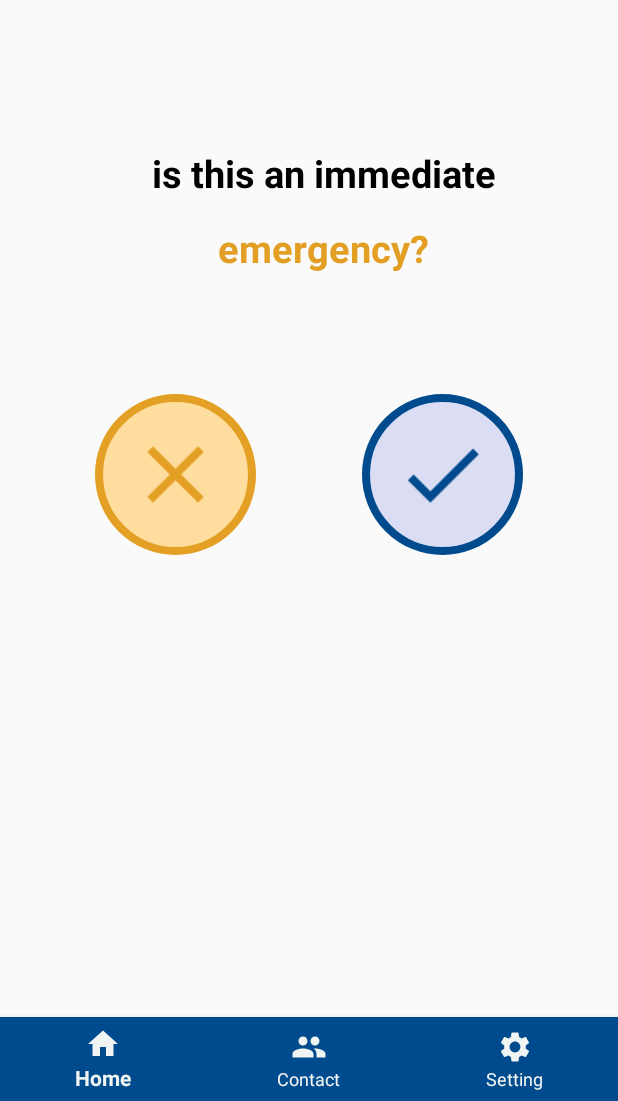
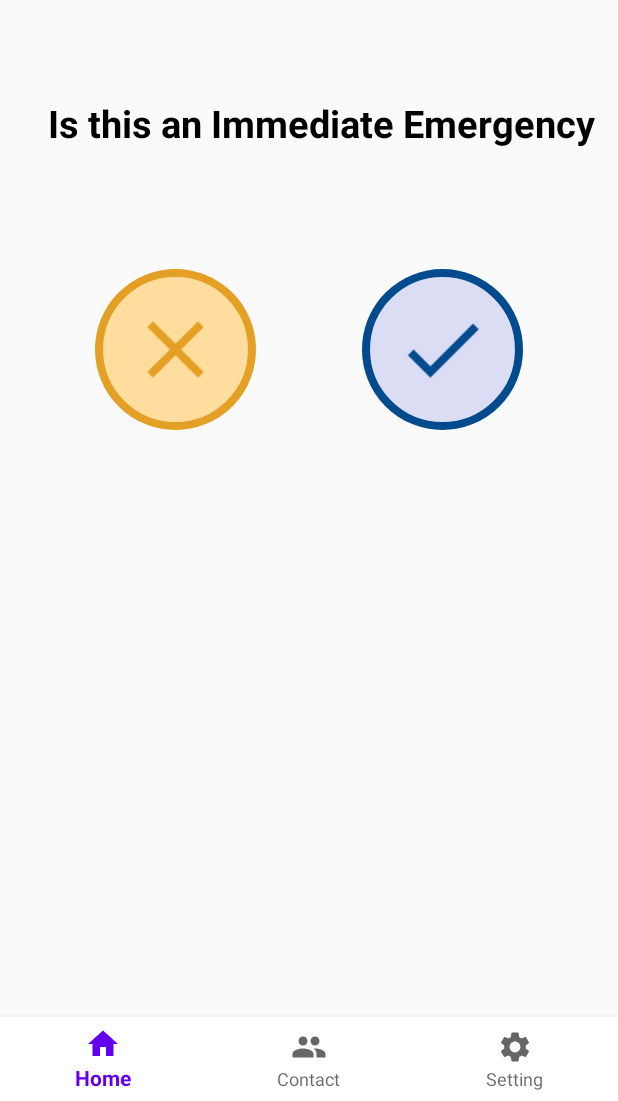
Before and after one commit to Bald-M/AWAI, an Android app: the ConfirmationFragment screen opened through its navigation route, on a phone screen of 412 x 824 dp, the part 135-1236 px from its top. Run offline under Robolectric (Android 15) with nearby library versions, the phone set to English and light mode, and no system bars.

Commit message:
Colour changes

```diff
--- a/app/src/main/java/com/example/awai/MainActivity.kt
+++ b/app/src/main/java/com/example/awai/MainActivity.kt
@@ -38,7 +38,9 @@ class MainActivity : AppCompatActivity() {
 
                 else -> false
 
+
             }
         }
+
     }
 }
--- a/app/src/main/res/layout/activity_main.xml
+++ b/app/src/main/res/layout/activity_main.xml
@@ -5,8 +5,7 @@
         android:layout_width="match_parent"
         android:layout_height="match_parent"
         android:orientation="vertical"
-        tools:context=".MainActivity"
-        >
+        tools:context=".MainActivity">
 
     <!-- Top Logo -->
     <LinearLayout
@@ -75,10 +74,8 @@
             android:layout_width="match_parent"
             android:layout_height="wrap_content"
             android:layout_gravity="start"
-            android:background="@color/blue"
-            app:menu="@menu/bottom_nav_menu"
-            app:itemTextColor="@color/background"
-            app:itemIconTint="@color/background" />
+            android:background="@color/white"
+            app:menu="@menu/bottom_nav_menu" />
 
 
 </LinearLayout>
--- a/app/src/main/res/layout/fragment_confirmation.xml
+++ b/app/src/main/res/layout/fragment_confirmation.xml
@@ -10,32 +10,16 @@
             android:id="@+id/textView"
             android:layout_width="wrap_content"
             android:layout_height="wrap_content"
-            android:text="is this an immediate"
+            android:text="Is this an Immediate Emergency"
             android:textColor="@color/black"
-            android:textSize="25sp"
-            android:textStyle="bold"
-            app:layout_constraintEnd_toEndOf="parent"
-            app:layout_constraintHorizontal_bias="0.554"
-            app:layout_constraintStart_toStartOf="parent"
-            app:layout_constraintTop_toTopOf="parent"
-            app:layout_constraintVertical_bias="0.57"
-            app:layout_constraintBottom_toBottomOf="@+id/textView"
-            android:layout_marginTop="32dp" />
-
-    <TextView
-            android:id="@+id/textView"
-            android:layout_width="wrap_content"
-            android:layout_height="wrap_content"
-            android:text="emergency?"
-            android:textColor="#E39F24"
             android:textSize="25sp"
             android:textStyle="bold"
             app:layout_constraintBottom_toBottomOf="parent"
             app:layout_constraintEnd_toEndOf="parent"
-            app:layout_constraintHorizontal_bias="0.536"
+            app:layout_constraintHorizontal_bias="0.68"
             app:layout_constraintStart_toStartOf="parent"
             app:layout_constraintTop_toTopOf="parent"
-            app:layout_constraintVertical_bias="0.23" />
+            app:layout_constraintVertical_bias="0.1" />
 
     <ImageView
         android:id="@+id/closeBtn"
```
Also changed, not shown: 1 other file.
